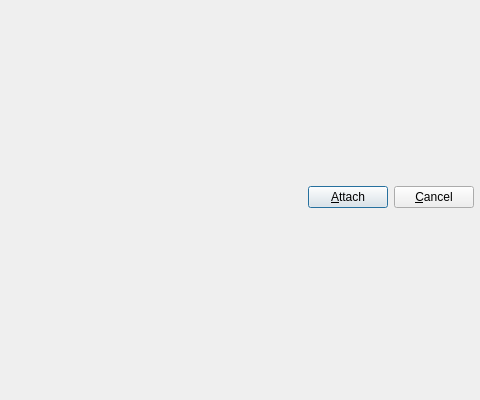
First picture: the form in src/gui/Src/Gui/AttachDialog.ui, repository x64dbg/x64dbg, before the edit; both pictures show x 320 to 800 and y 0 to 400 of the 800 by 400 pixel window.
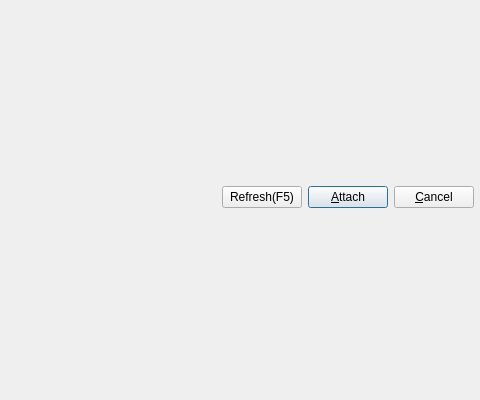
Second picture: the form after the edit. Icons and pictures are not drawn.

Commit message:
attach refresh
attach refresh ( #601 )

```diff
--- a/src/gui/Src/Gui/AttachDialog.ui
+++ b/src/gui/Src/Gui/AttachDialog.ui
@@ -71,6 +71,22 @@
          </property>
         </spacer>
        </item>
+       <item>
+        <widget class="QPushButton" name="btnRefresh">
+         <property name="sizePolicy">
+          <sizepolicy hsizetype="Preferred" vsizetype="Fixed">
+           <horstretch>0</horstretch>
+           <verstretch>0</verstretch>
+          </sizepolicy>
+         </property>
+         <property name="text">
+          <string>Refresh(F5)</string>
+         </property>
+         <property name="autoDefault">
+          <bool>false</bool>
+         </property>
+        </widget>
+       </item>
        <item>
         <widget class="QPushButton" name="btnAttach">
          <property name="sizePolicy">
```
Left out of the diff: 9 changed lines with no effect on the pictures. The commit also changes 1 other file.
